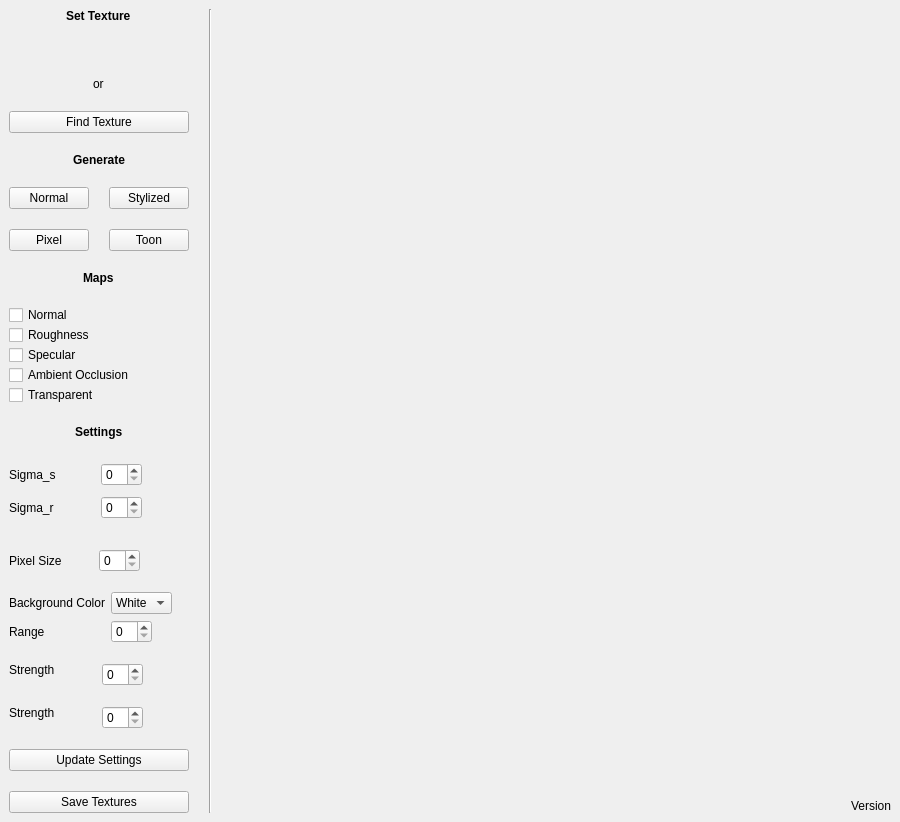
First picture: the form in ui/mainwindow.ui, repository GeovaneJefferson/PBRMaster, before the edit.
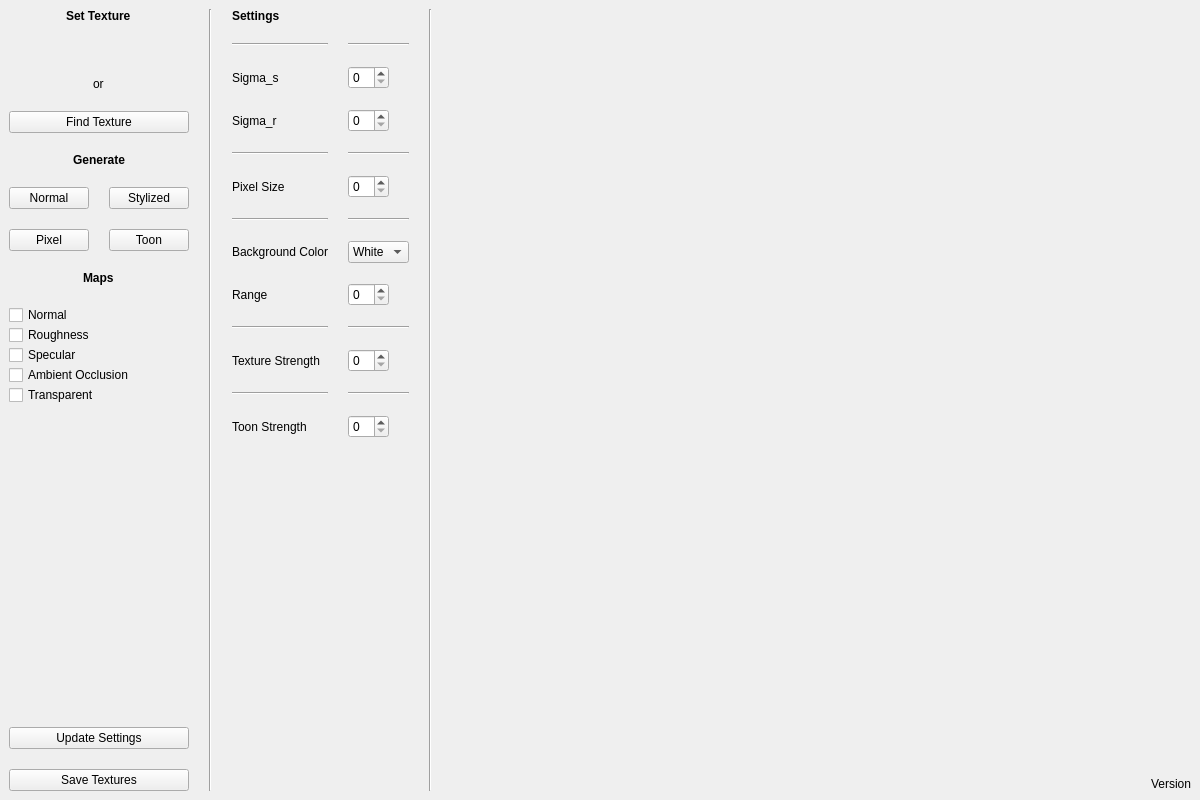
Second picture: the form after the edit. Icons and pictures are not drawn.

```diff
--- a/ui/mainwindow.ui
+++ b/ui/mainwindow.ui
@@ -6,14 +6,20 @@
    <rect>
     <x>0</x>
     <y>0</y>
-    <width>900</width>
-    <height>600</height>
+    <width>1200</width>
+    <height>800</height>
    </rect>
   </property>
+  <property name="minimumSize">
+   <size>
+    <width>1200</width>
+    <height>800</height>
+   </size>
+  </property>
   <property name="maximumSize">
    <size>
-    <width>900</width>
-    <height>600</height>
+    <width>1200</width>
+    <height>800</height>
    </size>
   </property>
   <property name="windowTitle">
@@ -22,12 +28,12 @@
   <widget class="QWidget" name="centralwidget">
    <layout class="QHBoxLayout" name="horizontalLayout_2">
     <item>
-     <layout class="QHBoxLayout" name="horizontalLayout" stretch="0,0,1">
+     <layout class="QHBoxLayout" name="horizontalLayout" stretch="0,0,0,0,0">
       <property name="spacing">
        <number>20</number>
       </property>
       <item>
-       <layout class="QVBoxLayout" name="verticalLayout">
+       <layout class="QVBoxLayout" name="verticalLayout" stretch="0,0,0,0,0,0,0,0,0,0,0">
         <item alignment="Qt::AlignHCenter">
          <widget class="QLabel" name="label_8">
           <property name="font">
@@ -182,195 +188,6 @@
           </item>
          </layout>
         </item>
-        <item alignment="Qt::AlignHCenter">
-         <widget class="QLabel" name="label_4">
-          <property name="font">
-           <font>
-            <bold>true</bold>
-           </font>
-          </property>
-          <property name="text">
-           <string>Settings</string>
-          </property>
-         </widget>
-        </item>
-        <item>
-         <widget class="QWidget" name="stylized_settings" native="true">
-          <property name="minimumSize">
-           <size>
-            <width>0</width>
-            <height>70</height>
-           </size>
-          </property>
-          <widget class="QWidget" name="verticalLayoutWidget_3">
-           <property name="geometry">
-            <rect>
-             <x>0</x>
-             <y>0</y>
-             <width>177</width>
-             <height>64</height>
-            </rect>
-           </property>
-           <layout class="QVBoxLayout" name="layout_s">
-            <item>
-             <layout class="QHBoxLayout" name="horizontalLayout_8">
-              <item>
-               <widget class="QLabel" name="label_9">
-                <property name="text">
-                 <string>Sigma_s</string>
-                </property>
-               </widget>
-              </item>
-              <item alignment="Qt::AlignLeft">
-               <widget class="QSpinBox" name="sigma_s_spinbox"/>
-              </item>
-             </layout>
-            </item>
-            <item>
-             <layout class="QHBoxLayout" name="horizontalLayout_9">
-              <item>
-               <widget class="QLabel" name="label_5">
-                <property name="text">
-                 <string>Sigma_r</string>
-                </property>
-               </widget>
-              </item>
-              <item alignment="Qt::AlignLeft">
-               <widget class="QSpinBox" name="sigma_r_spinbox"/>
-              </item>
-             </layout>
-            </item>
-           </layout>
-          </widget>
-         </widget>
-        </item>
-        <item>
-         <widget class="QWidget" name="pixel_settings" native="true">
-          <layout class="QGridLayout" name="gridLayout_3">
-           <property name="leftMargin">
-            <number>0</number>
-           </property>
-           <property name="topMargin">
-            <number>0</number>
-           </property>
-           <property name="rightMargin">
-            <number>0</number>
-           </property>
-           <property name="bottomMargin">
-            <number>0</number>
-           </property>
-           <property name="horizontalSpacing">
-            <number>0</number>
-           </property>
-           <property name="verticalSpacing">
-            <number>9</number>
-           </property>
-           <item row="0" column="1" alignment="Qt::AlignLeft">
-            <widget class="QSpinBox" name="pixel_size_spinbox"/>
-           </item>
-           <item row="0" column="0">
-            <widget class="QLabel" name="label_10">
-             <property name="text">
-              <string>Pixel Size</string>
-             </property>
-            </widget>
-           </item>
-          </layout>
-         </widget>
-        </item>
-        <item>
-         <widget class="QWidget" name="transparent_settings" native="true">
-          <layout class="QGridLayout" name="gridLayout_6">
-           <property name="leftMargin">
-            <number>0</number>
-           </property>
-           <property name="topMargin">
-            <number>0</number>
-           </property>
-           <property name="rightMargin">
-            <number>0</number>
-           </property>
-           <property name="bottomMargin">
-            <number>0</number>
-           </property>
-           <item row="0" column="0">
-            <layout class="QGridLayout" name="gridLayout_5">
-             <item row="0" column="0">
-              <widget class="QLabel" name="label_7">
-               <property name="text">
-                <string>Background Color</string>
-               </property>
-              </widget>
-             </item>
-             <item row="0" column="1" alignment="Qt::AlignLeft">
-              <widget class="QComboBox" name="transparent_comboBox">
-               <property name="cursor">
-                <cursorShape>PointingHandCursor</cursorShape>
-               </property>
-               <property name="currentIndex">
-                <number>0</number>
-               </property>
-               <item>
-                <property name="text">
-                 <string>White</string>
-                </property>
-               </item>
-               <item>
-                <property name="text">
-                 <string>Black</string>
-                </property>
-               </item>
-              </widget>
-             </item>
-             <item row="1" column="0">
-              <widget class="QLabel" name="label_11">
-               <property name="text">
-                <string>Range</string>
-               </property>
-              </widget>
-             </item>
-             <item row="1" column="1" alignment="Qt::AlignLeft">
-              <widget class="QSpinBox" name="transparent_size_spinbox"/>
-             </item>
-            </layout>
-           </item>
-          </layout>
-         </widget>
-        </item>
-        <item alignment="Qt::AlignTop">
-         <widget class="QWidget" name="normal_settings" native="true">
-          <property name="minimumSize">
-           <size>
-            <width>0</width>
-            <height>0</height>
-           </size>
-          </property>
-          <layout class="QHBoxLayout" name="horizontalLayout_3">
-           <property name="leftMargin">
-            <number>0</number>
-           </property>
-           <property name="topMargin">
-            <number>0</number>
-           </property>
-           <property name="rightMargin">
-            <number>0</number>
-           </property>
-           <property name="bottomMargin">
-            <number>0</number>
-           </property>
-           <item alignment="Qt::AlignLeft|Qt::AlignTop">
-            <widget class="QLabel" name="label_12">
-             <property name="text">
-              <string>Strength</string>
-             </property>
-            </widget>
-           </item>
-           <item alignment="Qt::AlignLeft|Qt::AlignTop">
-            <widget class="QSpinBox" name="normal_size_spinbox"/>
-           </item>
-          </layout>
-         </widget>
-        </item>
         <item>
          <spacer name="verticalSpacer">
           <property name="orientation">
@@ -384,44 +201,6 @@
           </property>
          </spacer>
         </item>
-        <item>
-         <widget class="QWidget" name="toon_settings" native="true">
-          <property name="minimumSize">
-           <size>
-            <width>0</width>
-            <height>0</height>
-           </size>
-          </property>
-          <layout class="QHBoxLayout" name="horizontalLayout_5">
-           <property name="leftMargin">
-            <number>0</number>
-           </property>
-           <property name="topMargin">
-            <number>0</number>
-           </property>
-           <property name="rightMargin">
-            <number>0</number>
-           </property>
-           <property name="bottomMargin">
-            <number>0</number>
-           </property>
-           <item>
-            <layout class="QHBoxLayout" name="horizontalLayout_4">
-             <item alignment="Qt::AlignLeft|Qt::AlignTop">
-              <widget class="QLabel" name="label_3">
-               <property name="text">
-                <string>Strength</string>
-               </property>
-              </widget>
-             </item>
-             <item alignment="Qt::AlignLeft|Qt::AlignTop">
-              <widget class="QSpinBox" name="toon_size_spinbox"/>
-             </item>
-            </layout>
-           </item>
-          </layout>
-         </widget>
-        </item>
         <item>
          <widget class="QPushButton" name="update_btn">
           <property name="cursor">
@@ -447,6 +226,199 @@
         </item>
        </layout>
       </item>
+      <item>
+       <widget class="Line" name="line_12">
+        <property name="orientation">
+         <enum>Qt::Vertical</enum>
+        </property>
+       </widget>
+      </item>
+      <item>
+       <layout class="QGridLayout" name="gridLayout_5" columnstretch="0,0">
+        <item row="10" column="1" alignment="Qt::AlignLeft">
+         <widget class="QSpinBox" name="normal_size_spinbox"/>
+        </item>
+        <item row="2" column="0">
+         <widget class="QLabel" name="label_9">
+          <property name="text">
+           <string>Sigma_s</string>
+          </property>
+         </widget>
+        </item>
+        <item row="0" column="0">
+         <widget class="QLabel" name="label_4">
+          <property name="font">
+           <font>
+            <bold>true</bold>
+           </font>
+          </property>
+          <property name="text">
+           <string>Settings</string>
+          </property>
+         </widget>
+        </item>
+        <item row="12" column="0">
+         <widget class="QLabel" name="label_3">
+          <property name="text">
+           <string>Toon Strength</string>
+          </property>
+         </widget>
+        </item>
+        <item row="1" column="1">
+         <widget class="Line" name="line_5">
+          <property name="orientation">
+           <enum>Qt::Horizontal</enum>
+          </property>
+         </widget>
+        </item>
+        <item row="10" column="0">
+         <widget class="QLabel" name="label_12">
+          <property name="text">
+           <string>Texture Strength</string>
+          </property>
+         </widget>
+        </item>
+        <item row="2" column="1" alignment="Qt::AlignLeft">
+         <widget class="QSpinBox" name="sigma_s_spinbox"/>
+        </item>
+        <item row="3" column="1" alignment="Qt::AlignLeft">
+         <widget class="QSpinBox" name="sigma_r_spinbox"/>
+        </item>
+        <item row="8" column="1" alignment="Qt::AlignLeft">
+         <widget class="QSpinBox" name="transparent_size_spinbox"/>
+        </item>
+        <item row="7" column="0">
+         <widget class="QLabel" name="label_7">
+          <property name="text">
+           <string>Background Color</string>
+          </property>
+         </widget>
+        </item>
+        <item row="5" column="1" alignment="Qt::AlignLeft">
+         <widget class="QSpinBox" name="pixel_size_spinbox"/>
+        </item>
+        <item row="9" column="1">
+         <widget class="Line" name="line_9">
+          <property name="orientation">
+           <enum>Qt::Horizontal</enum>
+          </property>
+         </widget>
+        </item>
+        <item row="4" column="1">
+         <widget class="Line" name="line_7">
+          <property name="orientation">
+           <enum>Qt::Horizontal</enum>
+          </property>
+         </widget>
+        </item>
+        <item row="9" column="0">
+         <widget class="Line" name="line_8">
+          <property name="orientation">
+           <enum>Qt::Horizontal</enum>
+          </property>
+         </widget>
+        </item>
+        <item row="4" column="0">
+         <widget class="Line" name="line_6">
+          <property name="orientation">
+           <enum>Qt::Horizontal</enum>
+          </property>
+         </widget>
+        </item>
+        <item row="13" column="0">
+         <spacer name="verticalSpacer_2">
+          <property name="orientation">
+           <enum>Qt::Vertical</enum>
+          </property>
+          <property name="sizeHint" stdset="0">
+           <size>
+            <width>20</width>
+            <height>40</height>
+           </size>
+          </property>
+         </spacer>
+        </item>
+        <item row="5" column="0">
+         <widget class="QLabel" name="label_10">
+          <property name="text">
+           <string>Pixel Size</string>
+          </property>
+         </widget>
+        </item>
+        <item row="12" column="1" alignment="Qt::AlignLeft">
+         <widget class="QSpinBox" name="toon_size_spinbox"/>
+        </item>
+        <item row="1" column="0">
+         <widget class="Line" name="line_4">
+          <property name="orientation">
+           <enum>Qt::Horizontal</enum>
+          </property>
+         </widget>
+        </item>
+        <item row="7" column="1" alignment="Qt::AlignLeft">
+         <widget class="QComboBox" name="transparent_comboBox">
+          <property name="cursor">
+           <cursorShape>PointingHandCursor</cursorShape>
+          </property>
+          <property name="currentIndex">
+           <number>0</number>
+          </property>
+          <item>
+           <property name="text">
+            <string>White</string>
+           </property>
+          </item>
+          <item>
+           <property name="text">
+            <string>Black</string>
+           </property>
+          </item>
+         </widget>
+        </item>
+        <item row="6" column="1">
+         <widget class="Line" name="line_3">
+          <property name="orientation">
+           <enum>Qt::Horizontal</enum>
+          </property>
+         </widget>
+        </item>
+        <item row="6" column="0">
+         <widget class="Line" name="line_2">
+          <property name="orientation">
+           <enum>Qt::Horizontal</enum>
+          </property>
+         </widget>
+        </item>
+        <item row="8" column="0">
+         <widget class="QLabel" name="label_11">
+          <property name="text">
+           <string>Range</string>
+          </property>
+         </widget>
+        </item>
+        <item row="3" column="0">
+         <widget class="QLabel" name="label_5">
+          <property name="text">
+           <string>Sigma_r</string>
+          </property>
+         </widget>
+        </item>
+        <item row="11" column="0">
+         <widget class="Line" name="line_10">
+          <property name="orientation">
+           <enum>Qt::Horizontal</enum>
+          </property>
+         </widget>
+        </item>
+        <item row="11" column="1">
+         <widget class="Line" name="line_11">
+          <property name="orientation">
+           <enum>Qt::Horizontal</enum>
+          </property>
+         </widget>
+        </item>
+       </layout>
+      </item>
       <item alignment="Qt::AlignHCenter">
        <widget class="Line" name="line">
         <property name="orientation">
```
